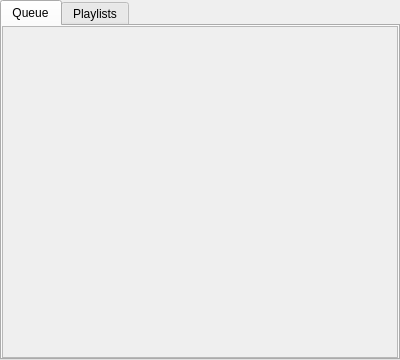
Old version of the form app/musiclist.ui in the repository dmushynska/uamp.
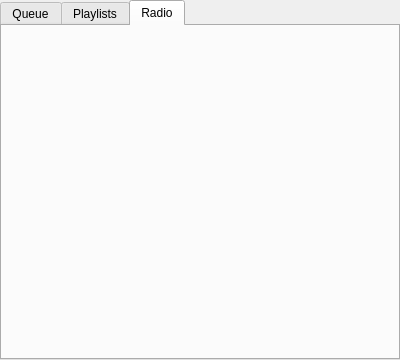
New version of the form. The open tabs and pages were chosen to show the change.

Diff of the .ui file:
```diff
--- a/app/musiclist.ui
+++ b/app/musiclist.ui
@@ -138,6 +138,31 @@
        </item>
       </layout>
      </widget>
+     <widget class="QWidget" name="tab_2">
+      <attribute name="title">
+       <string>Radio</string>
+      </attribute>
+      <layout class="QVBoxLayout" name="verticalLayout_5">
+       <property name="spacing">
+        <number>0</number>
+       </property>
+       <property name="leftMargin">
+        <number>0</number>
+       </property>
+       <property name="topMargin">
+        <number>0</number>
+       </property>
+       <property name="rightMargin">
+        <number>0</number>
+       </property>
+       <property name="bottomMargin">
+        <number>0</number>
+       </property>
+       <item>
+        <layout class="QVBoxLayout" name="radio"/>
+       </item>
+      </layout>
+     </widget>
     </widget>
    </item>
   </layout>
```
